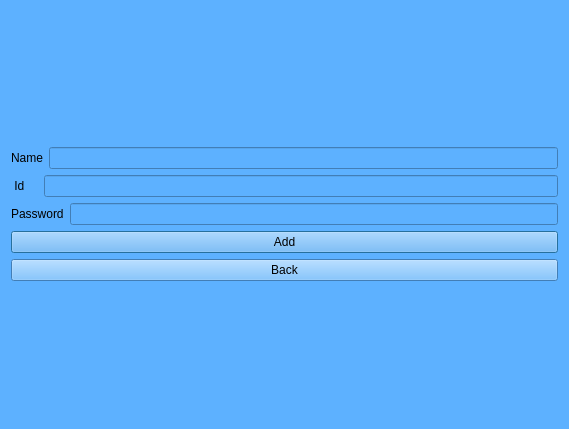
Ridwan230/Restaurant-Management-System, file Ifrad/add_chef.ui: the form before one commit.
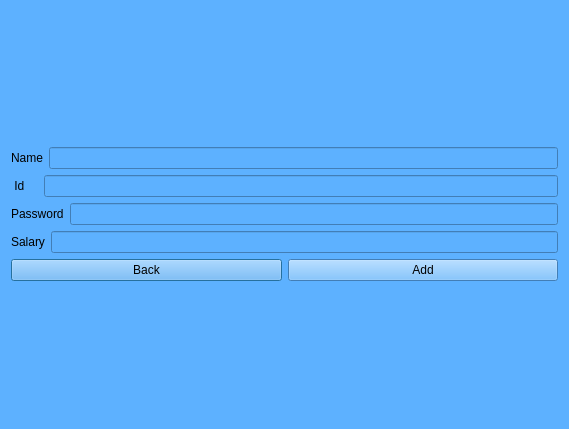
The form after the commit.

Patch:
```diff
--- a/Ifrad/add_chef.ui
+++ b/Ifrad/add_chef.ui
@@ -18,13 +18,11 @@
 background:rgb(133, 233, 255)rgb(93, 177, 255)
 }</string>
   </property>
-  <layout class="QVBoxLayout" name="verticalLayout_3">
-   <item>
     <layout class="QVBoxLayout" name="verticalLayout_2">
      <item>
       <layout class="QVBoxLayout" name="verticalLayout">
        <item>
-        <layout class="QHBoxLayout" name="horizontalLayout_3">
+      <layout class="QHBoxLayout" name="horizontalLayout">
          <item>
           <widget class="QLabel" name="label">
            <property name="text">
@@ -52,7 +50,7 @@
         </layout>
        </item>
        <item>
-        <layout class="QHBoxLayout" name="horizontalLayout">
+      <layout class="QHBoxLayout" name="horizontalLayout_3">
          <item>
           <widget class="QLabel" name="label_3">
            <property name="text">
@@ -65,21 +63,37 @@
          </item>
         </layout>
        </item>
-      </layout>
-     </item>
      <item>
-      <widget class="QPushButton" name="Add_pushButton">
+      <layout class="QHBoxLayout" name="horizontalLayout_4">
+       <item>
+        <widget class="QLabel" name="label_4">
        <property name="text">
-        <string>Add</string>
+          <string>Salary</string>
        </property>
       </widget>
      </item>
+       <item>
+        <widget class="QLineEdit" name="salary_lineedit"/>
+       </item>
+      </layout>
+     </item>
+     <item>
+      <layout class="QHBoxLayout" name="horizontalLayout_5">
      <item>
       <widget class="QPushButton" name="pushButton">
        <property name="text">
         <string>Back</string>
        </property>
       </widget>
+       </item>
+       <item>
+        <widget class="QPushButton" name="Add_pushButton">
+         <property name="text">
+          <string>Add</string>
+         </property>
+        </widget>
+       </item>
+      </layout>
      </item>
     </layout>
    </item>
```
Lines whose indentation alone changed are shown as unchanged.
